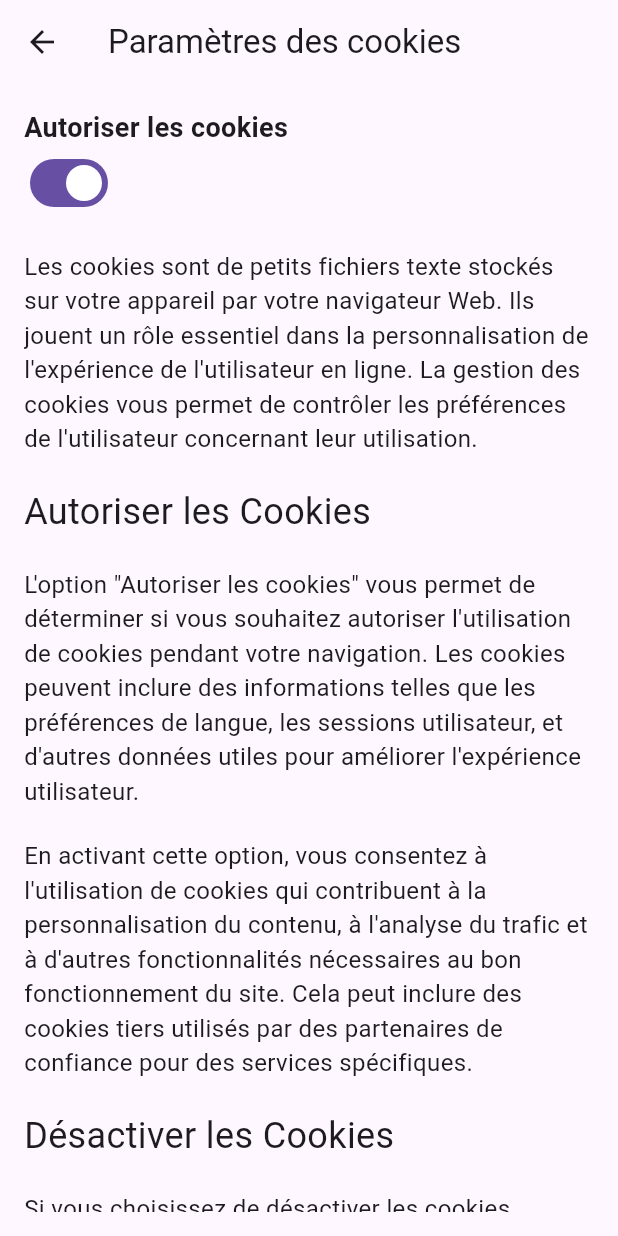
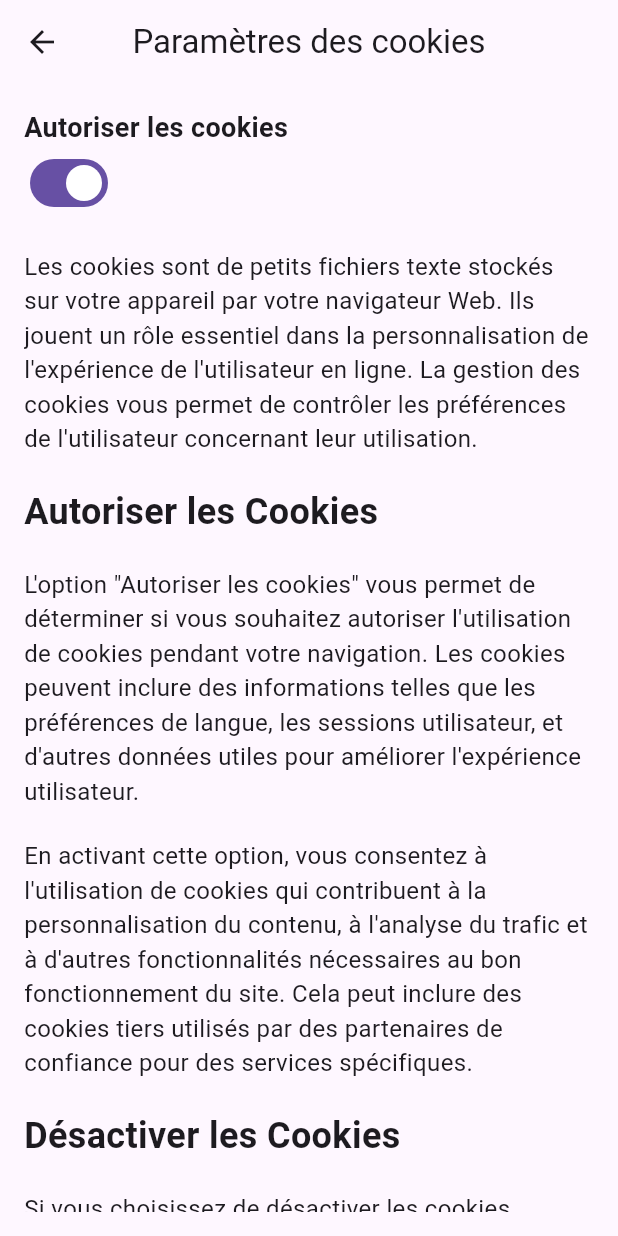
Before and after one commit to RomainConte/Yowl, a Flutter app: the CookiePage screen opened by its route, on a phone screen of 412 x 824 dp. Run offline on Flutter 3.47's test engine with Material 3 defaults, Android fonts, the phone set to English and light mode, and no system bars; our stand-ins replace shared_preferences, timeago; missing offline and left inert: password_strength; accounts and stored records are empty.

Commit message:
[PUT] front cookies

```diff
--- a/yowl/lib/screens/cookies_page.dart
+++ b/yowl/lib/screens/cookies_page.dart
@@ -2,6 +2,8 @@ import 'package:flutter/material.dart';
 import 'package:shared_preferences/shared_preferences.dart';
 
 class CookiePage extends StatefulWidget {
+  const CookiePage({super.key});
+
   @override
   _CookiePageState createState() => _CookiePageState();
 }
@@ -32,6 +34,7 @@ class _CookiePageState extends State<CookiePage> {
     return Scaffold(
       appBar: AppBar(
         title: Text('Paramètres des cookies'),
+        centerTitle: true,
       ),
       body: Padding(
         padding: const EdgeInsets.all(16.0),
@@ -40,7 +43,7 @@ class _CookiePageState extends State<CookiePage> {
         child: Column(
           crossAxisAlignment: CrossAxisAlignment.start,
           children: [
-            Text(
+            const Text(
               'Autoriser les cookies',
               style: TextStyle(fontSize: 18, fontWeight: FontWeight.bold),
             ),
@@ -53,40 +56,40 @@ class _CookiePageState extends State<CookiePage> {
                 _saveCookiesPreference(value);
               },
             ),
-            SizedBox(height: 20),
-            Text(
+            const SizedBox(height: 20),
+            const Text(
               'Les cookies sont de petits fichiers texte stockés sur votre appareil par votre navigateur Web. Ils jouent un rôle essentiel dans la personnalisation de l\'expérience de l\'utilisateur en ligne. La gestion des cookies vous permet de contrôler les préférences de l\'utilisateur concernant leur utilisation.',
               style: TextStyle(fontSize: 16),
             ),
 
-            SizedBox(height: 20),
-            Text(
+            const SizedBox(height: 20),
+            const Text(
               'Autoriser les Cookies',
-              style: TextStyle(fontSize: 24),
+              style: TextStyle(fontSize: 24, fontWeight: FontWeight.bold),
             ),
 
-            SizedBox(height: 20),
-        Text(
+            const SizedBox(height: 20),
+        const Text(
           'L\'option "Autoriser les cookies" vous permet de déterminer si vous souhaitez autoriser l\'utilisation de cookies pendant votre navigation. Les cookies peuvent inclure des informations telles que les préférences de langue, les sessions utilisateur, et d\'autres données utiles pour améliorer l\'expérience utilisateur.',
           style: TextStyle(fontSize: 16),
         ),
-            SizedBox(height: 20),
-            Text(
+            const SizedBox(height: 20),
+            const Text(
               'En activant cette option, vous consentez à l\'utilisation de cookies qui contribuent à la personnalisation du contenu, à l\'analyse du trafic et à d\'autres fonctionnalités nécessaires au bon fonctionnement du site. Cela peut inclure des cookies tiers utilisés par des partenaires de confiance pour des services spécifiques.',
               style: TextStyle(fontSize: 16),
             ),
-            SizedBox(height: 20),
-            Text(
+            const SizedBox(height: 20),
+            const Text(
               'Désactiver les Cookies',
-              style: TextStyle(fontSize: 24),
+              style: TextStyle(fontSize: 24, fontWeight: FontWeight.bold),
             ),
-            SizedBox(height: 20),
-            Text(
+            const SizedBox(height: 20),
+            const Text(
               'Si vous choisissez de désactiver les cookies, certaines fonctionnalités du site peuvent être limitées. Par exemple, vous pourriez ne pas bénéficier de la sauvegarde de vos préférences linguistiques ou de l\'accès à des contenus personnalisés. Cependant, votre anonymat peut être préservé, car aucune information n\'est stockée localement.',
               style: TextStyle(fontSize: 16),
             ),
-            SizedBox(height: 20),
-            Text(
+            const SizedBox(height: 20),
+            const Text(
               'La gestion des cookies vous offre le contrôle sur la manière dont les données sont collectées et utilisées. Vous pouvez ajuster vos préférences à tout moment en accédant à la page des paramètres des cookies.Nous respectons votre vie privée et nous nous engageons à vous fournir des options transparentes pour gérer votre expérience en ligne.',
               style: TextStyle(fontSize: 16),
             ),
@@ -100,7 +103,7 @@ class _CookiePageState extends State<CookiePage> {
 }
 
 void main() {
-  runApp(MaterialApp(
+  runApp(const MaterialApp(
     home: CookiePage(),
   ));
 }
```
